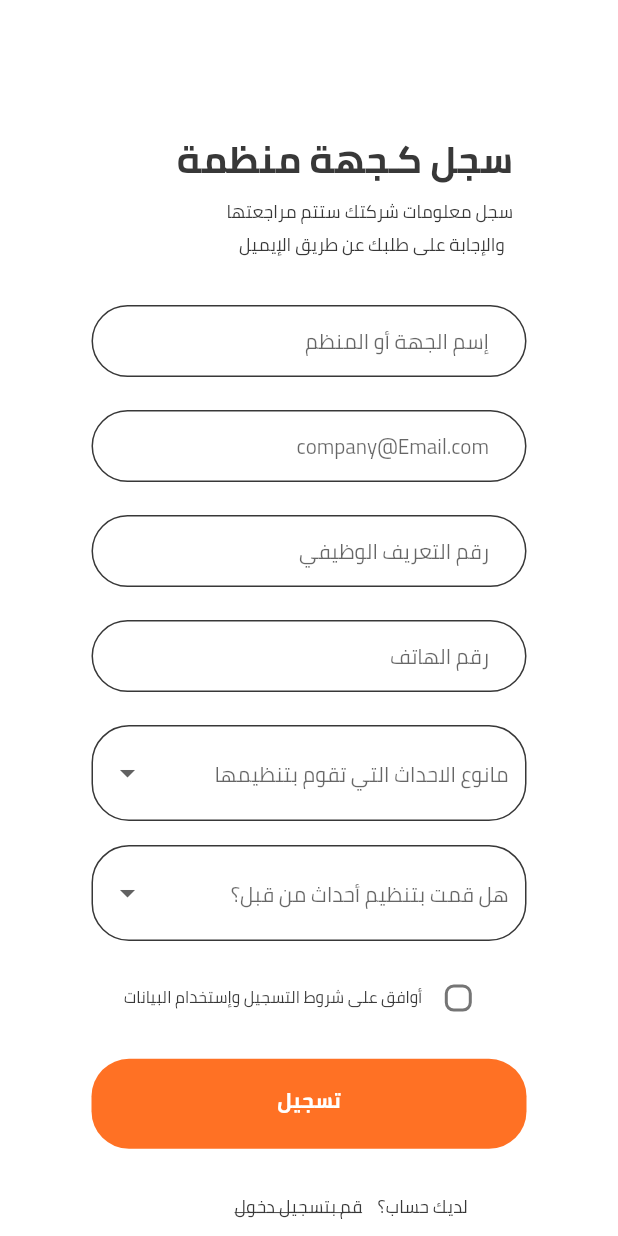
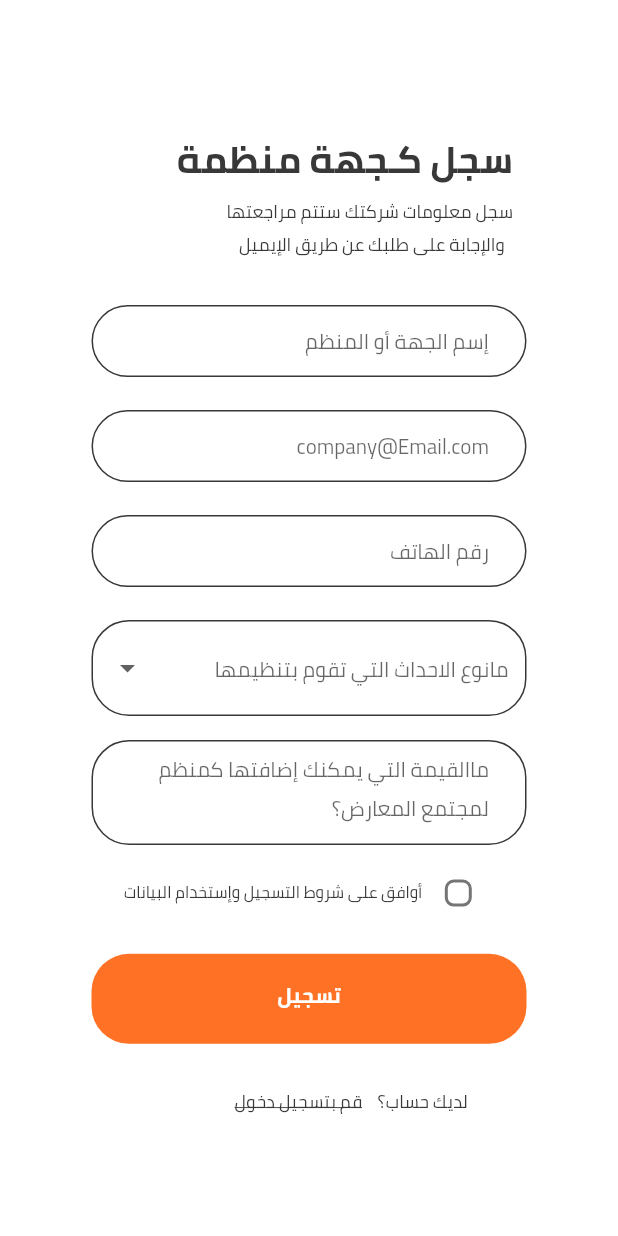
Before and after one commit to it-sCats/Fluke, a Flutter app: the organizersRegistrationScreen screen opened by its route, on a phone screen of 412 x 824 dp. Run offline on Flutter 3.47's test engine with Material 2 defaults, Android fonts, the phone set to English and light mode, and no system bars; our stand-ins replace cloud_firestore, concentric_transition, firebase_auth, firebase_core, google_sign_in, lottie and 2 more; missing offline and left inert: email_auth, flutter_facebook_auth, flutter_overlay_loader; accounts and stored records are empty.

```diff
--- a/flukepro/lib/screens/regestrationScreens/ORganizersRegestration.dart
+++ b/flukepro/lib/screens/regestrationScreens/ORganizersRegestration.dart
@@ -29,18 +29,17 @@
   ];
 
   String? selectedEventType;
-  String? selectedEventExper;//the selected level of previous work
+
   String? phoneNum;
   String? email;
   String? OrganizerName;
-  String? EIN; //employer identification numbers,
+  String? breif; //employer identification numbers,
   String? eventType;
   bool agreeOnterms = false;
-  Color borderLabelColor=conBlack;
+  Color borderLabelColor = conBlack;
   String? errorMessage = 'مشكلة في الباس';
 
-  bool LogInError=false;
-
+  bool LogInError = false;
 
   @override
   Widget build(BuildContext context) {
@@ -96,30 +95,28 @@
               SizedBox(
                 width: 290,
                 height: 70,
-                child: TextFormField(autovalidateMode: AutovalidateMode.onUserInteraction,
-                    style: TextStyle(fontSize: 15, fontFamily: 'Cairo', color: conBlack),
-
-                    onChanged: (value) => OrganizerName=value,
+                child: TextFormField(
+                    autovalidateMode: AutovalidateMode.onUserInteraction,
+                    style: TextStyle(
+                        fontSize: 15, fontFamily: 'Cairo', color: conBlack),
+                    onChanged: (value) => OrganizerName = value,
                     validator: (value) {
                       if (value == null || value.isEmpty) {
                         return 'الرجاء إدخال البيانات المطلوبة';
-                      }else
+                      } else
                         return null;
                     },
                     textDirection: TextDirection.rtl,
                     textAlign: TextAlign.right,
                     keyboardType: TextInputType.name,
-
                     decoration: InputDecoration(
-
                         labelStyle: conTxtFeildHint,
                         hintText: ''
                             'إسم الجهة أو المنظم',
                         focusedErrorBorder: OutlineInputBorder(
                             borderSide: BorderSide(width: 2, color: conRed),
                             borderRadius: BorderRadius.circular(25)),
-                        errorStyle:
-                        conErorTxtStyle,
+                        errorStyle: conErorTxtStyle,
                         contentPadding: EdgeInsets.symmetric(horizontal: 25),
                         hintStyle: conTxtFeildHint,
                         enabledBorder: roundedTxtFeild,
@@ -127,10 +124,7 @@
                             borderSide: BorderSide(width: 2, color: conRed),
                             borderRadius: BorderRadius.circular(25)),
                         focusedBorder: OutlineInputBorder(
-                            borderSide: BorderSide(
-                                width: 1,
-                                color:
-                                conBlack),
+                            borderSide: BorderSide(width: 1, color: conBlack),
                             borderRadius: BorderRadius.circular(25)))),
               ),
 
@@ -138,30 +132,29 @@
                 width: 290,
                 height: 70,
                 child: TextFormField(
-                    style: TextStyle(fontSize: 15, fontFamily: 'Cairo', color: conBlack),
-
-                    onChanged: (value) => email=value,
+                    style: TextStyle(
+                        fontSize: 15, fontFamily: 'Cairo', color: conBlack),
+                    onChanged: (value) => email = value,
                     validator: (value) {
                       if (value == null || value.isEmpty) {
                         return 'الرجاء إدخال البيانات المطلوبة';
-                      }else if(!RegExp(r"^[a-zA-Z0-9.a-zA-Z0-9.!#$%&'*+-/=?^_`{|}~]+@[a-zA-Z0-9]+\.[a-zA-Z]+").hasMatch(email.toString())){
+                      } else if (!RegExp(
+                              r"^[a-zA-Z0-9.a-zA-Z0-9.!#$%&'*+-/=?^_`{|}~]+@[a-zA-Z0-9]+\.[a-zA-Z]+")
+                          .hasMatch(email.toString())) {
                         return 'تأكد من صحة كتابة الايميل المدخل';
                       }
                       return null;
                     },
                     textDirection: TextDirection.rtl,
                     textAlign: TextAlign.right,
-                    keyboardType: TextInputType.emailAddress ,
-
+                    keyboardType: TextInputType.emailAddress,
                     decoration: InputDecoration(
-
                         labelStyle: conTxtFeildHint,
                         hintText: 'company@Email.com',
                         focusedErrorBorder: OutlineInputBorder(
                             borderSide: BorderSide(width: 2, color: conRed),
                             borderRadius: BorderRadius.circular(25)),
-                        errorStyle:
-                        conErorTxtStyle,
+                        errorStyle: conErorTxtStyle,
                         contentPadding: EdgeInsets.symmetric(horizontal: 25),
                         hintStyle: conTxtFeildHint,
                         enabledBorder: roundedTxtFeild,
@@ -169,12 +162,9 @@
                             borderSide: BorderSide(width: 2, color: conRed),
                             borderRadius: BorderRadius.circular(25)),
                         focusedBorder: OutlineInputBorder(
-                            borderSide: BorderSide(
-                                width: 1,
-                                color:
-                                conBlack),
+                            borderSide: BorderSide(width: 1, color: conBlack),
                             borderRadius: BorderRadius.circular(25)))),
-              ),//custom widgets take the text and if its password or not
+              ), //custom widgets take the text and if its password or not
               SizedBox(
                 width: 290,
                 height: 70,
@@ -195,7 +185,7 @@
                     keyboardType: TextInputType.number,
                     decoration: InputDecoration(
                         labelStyle: conTxtFeildHint,
-                        hintText: 'رقم التعريف الوظيفي',
+                        hintText: 'رقم الهاتف',
                         focusedErrorBorder: OutlineInputBorder(
                             borderSide: BorderSide(width: 2, color: conRed),
                             borderRadius: BorderRadius.circular(25)),
@@ -211,43 +201,7 @@
                             borderSide: BorderSide(width: 1, color: conBlack),
                             borderRadius: BorderRadius.circular(25)))),
               ),
-              SizedBox(
-                width: 290,
-                height: 70,
-                child: TextFormField(
-                    style: TextStyle(
-                        fontSize: 15, fontFamily: 'Cairo', color: conBlack),
-                    onChanged: (value) {
-                      phoneNum = value;
-                    },
-                    validator: (value) {
-                      if (value == null || value.isEmpty) {
-                        return 'الرجاء إدخال البيانات المطلوبة';
-                      }else if(value.trim().length < 10){
-                        return 'رقم الهاتف يتكون من عشرة حروف  ';}
-                      return null;
-                    },
-                    textDirection: TextDirection.rtl,
-                    textAlign: TextAlign.right,
-                    keyboardType: TextInputType.phone,
-                    decoration: InputDecoration(
-                        labelStyle: conTxtFeildHint,
-                        hintText: 'رقم الهاتف',
-                        focusedErrorBorder: OutlineInputBorder(
-                            borderSide: BorderSide(width: 2, color: conRed),
-                            borderRadius: BorderRadius.circular(25)),
-                        errorStyle: TextStyle(
-                            fontFamily: 'Cairo', fontSize: 11, color: conRed),
-                        contentPadding: EdgeInsets.symmetric(horizontal: 25),
-                        hintStyle: conTxtFeildHint,
-                        enabledBorder: roundedTxtFeild,
-                        errorBorder: OutlineInputBorder(
-                            borderSide: BorderSide(width: 2, color: conRed),
-                            borderRadius: BorderRadius.circular(25)),
-                        focusedBorder: OutlineInputBorder(
-                            borderSide: BorderSide(width: 1, color: conBlack),
-                            borderRadius: BorderRadius.circular(25)))),
-              ),
+
               SizedBox(
                 width: 290,
                 height: 80,
@@ -304,95 +258,100 @@
               SizedBox(
                 width: 290,
                 height: 70,
-                child: Directionality(
+                child: TextFormField(
+                    maxLines: 5,
+                    style: TextStyle(
+                        fontSize: 15, fontFamily: 'Cairo', color: conBlack),
+                    onChanged: (value) {
+                      breif = value;
+                    },
+                    validator: (value) {
+                      if (value == null || value.isEmpty) {
+                        return 'الرجاء إدخال البيانات المطلوبة';
+                      } else if (value.trim().length < 10) {
+                        return 'رقم الهاتف يتكون من عشرة حروف  ';
+                      }
+                      return null;
+                    },
                     textDirection: TextDirection.rtl,
-                  child: DropdownButtonFormField(
-                      autovalidateMode: AutovalidateMode.onUserInteraction,
-                      focusColor: Colors.white,
-                      dropdownColor: Colors.white,
-                      elevation: 8,
+                    textAlign: TextAlign.right,
                     decoration: InputDecoration(
-                          enabledBorder: OutlineInputBorder(
-                              borderSide: BorderSide(
-                                color: conBlack,
-                              ),
+                        labelStyle: conTxtFeildHint,
+                        hintText:
+                            'ماالقيمة التي يمكنك إضافتها كمنظم لمجتمع المعارض؟',
+                        focusedErrorBorder: OutlineInputBorder(
+                            borderSide: BorderSide(width: 2, color: conRed),
                             borderRadius: BorderRadius.circular(25)),
-                          focusedBorder: OutlineInputBorder(
-                              borderSide: BorderSide(
-                                color: conBlack,
-                              ),
-                              borderRadius: BorderRadius.circular(25)),
-                          // focusedErrorBorder:OutlineInputBorder(
-                          // borderSide: BorderSide(width: 2, color: conRed),
-                          // borderRadius: BorderRadius.circular(25)) ,
+                        errorStyle: TextStyle(
+                            fontFamily: 'Cairo', fontSize: 11, color: conRed),
+                        contentPadding:
+                            EdgeInsets.symmetric(horizontal: 25, vertical: 5),
+                        hintStyle: conTxtFeildHint,
+                        enabledBorder: roundedTxtFeild,
                         errorBorder: OutlineInputBorder(
                             borderSide: BorderSide(width: 2, color: conRed),
                             borderRadius: BorderRadius.circular(25)),
-                          focusColor: Colors.white,
-                          fillColor: Colors.white,
-                          border: OutlineInputBorder(
-                              borderSide: BorderSide(
-                                color: conBlack,
+                        focusedBorder: OutlineInputBorder(
+                            borderSide: BorderSide(width: 1, color: conBlack),
+                            borderRadius: BorderRadius.circular(25)))),
               ),
-                              borderRadius: BorderRadius.circular(25))),
-                      hint: Text(
-                        'هل قمت بتنظيم أحداث من قبل؟',
-                        style: conTxtFeildHint,
-                      ),
-                      items: yesOrNo
-                          .map((item) => DropdownMenuItem<String>(
-                                child: Text(
-                                  item,
-                                  style: TextStyle(
-                                      fontFamily: 'Cairo', fontSize: 13),
-                                ),
-                                value: item,
-                              ))
-                          .toList(),
-                      onChanged: (item) => setState(() {
-                        selectedEventExper = item.toString();
-                          })),
-                ),
-              ),
-
               SizedBox(
                 height: 8,
               ),
-              Directionality(textDirection: TextDirection.rtl,
-                child: Row(mainAxisAlignment: MainAxisAlignment.center,crossAxisAlignment: CrossAxisAlignment.center,
-                  children: [ Checkbox(
-                      shape:RoundedRectangleBorder(borderRadius: BorderRadius.circular(6),side: BorderSide(color: conRed)),
+              Directionality(
+                textDirection: TextDirection.rtl,
+                child: Row(
+                  mainAxisAlignment: MainAxisAlignment.center,
+                  crossAxisAlignment: CrossAxisAlignment.center,
+                  children: [
+                    Checkbox(
+                        shape: RoundedRectangleBorder(
+                            borderRadius: BorderRadius.circular(6),
+                            side: BorderSide(color: conRed)),
                         value: agreeOnterms,
                         onChanged: (v) {
                           setState(() {
                             agreeOnterms = !agreeOnterms;
                           });
                         }),
-                    Text('أوافق على شروط التسجيل وإستخدام البيانات',textAlign: TextAlign.right,style: conLittelTxt12.copyWith(fontSize: 11,color: borderLabelColor),),
-
+                    Text(
+                      'أوافق على شروط التسجيل وإستخدام البيانات',
+                      textAlign: TextAlign.right,
+                      style: conLittelTxt12.copyWith(
+                          fontSize: 11, color: borderLabelColor),
+                    ),
                   ],
                 ),
               ),
-              CTA(txt: 'تسجيل ',isFullwidth: true, onTap: () async{
+              CTA(
+                  txt: 'تسجيل ',
+                  isFullwidth: true,
+                  onTap: () async {
                     FocusManager.instance.primaryFocus?.unfocus();
                     if (_particapantFormKey.currentState!.validate()) {
-                  if(agreeOnterms){
+                      if (agreeOnterms) {
                         // If the form is valid, display a snackbar. In the real world,
 
                         ScaffoldMessenger.of(context).showSnackBar(
                           const SnackBar(content: Text('Processing Data')),
                         );
-                  final d=await _firestore.collection('requests').add({
+                        final d = await _firestore.collection('requests').add({
                           'name': OrganizerName,
                           'email': email,
                           'phone': phoneNum,
-                    'EIN': EIN,
-                    'eventsType': selectedEventType,'previousEvents':selectedEventExper
+                          'brief': breif,
+                          'eventsType': selectedEventType,
+                          'status': "waiting"
                         });
-                  if(d!=null){Navigator.pushNamed(context, '/home');}
-                }else {setState(() {
-                  borderLabelColor=conRed;
-                });}}
+                        if (d != null) {
+                          Navigator.pushNamed(context, '/home');
+                        }
+                      } else {
+                        setState(() {
+                          borderLabelColor = conRed;
+                        });
+                      }
+                    }
                   }),
               Row(
                 mainAxisAlignment: MainAxisAlignment.end,
@@ -417,7 +376,6 @@
                             ' لديك حساب؟ ',
                             textAlign: TextAlign.right,
                             style: conLittelTxt12,
-
                           ))),
                 ],
               )
```
Also changed, not shown: flukepro/lib/OrganizersRequests/OraginzersRequest.dart (added, +243 -0 lines), flukepro/lib/OrganizersRequests/requestsList.dart (added, +60 -0 lines), flukepro/lib/components/cons.dart (+27 -0 lines), flukepro/lib/components/customWidgets.dart (+35 -21 lines), flukepro/lib/main.dart (+3 -5 lines), flukepro/lib/screens/mainScreens/home.dart (+17 -5 lines), flukepro/lib/screens/mainScreens/userInfoScreen.dart (+48 -36 lines), flukepro/images/Hands Phone.png (added). Lines whose indentation alone changed are shown as unchanged.
